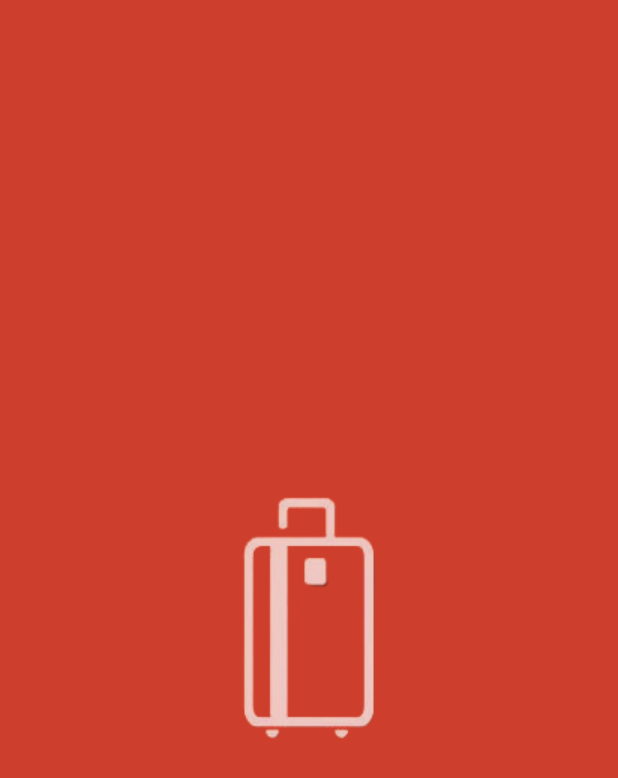
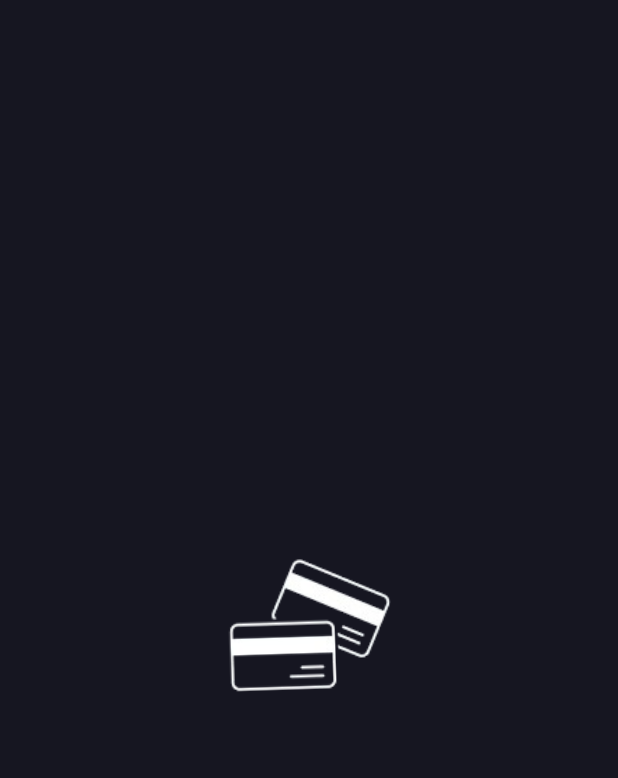
Before and after one commit to jakansha2001/card_trail, a Flutter app: the SplashScreen screen opened directly, on a phone screen of 412 x 824 dp. Shown: the top 778 px of the screen. Run offline on Flutter 3.47's test engine with Material 3 defaults, Android fonts, the phone set to English and light mode, and no system bars; our stand-ins replace get, google_fonts.

Commit message:
chore: add animation in splash screen

```diff
--- a/lib/controllers/splash_conroller.dart
+++ b/lib/controllers/splash_conroller.dart
@@ -12,7 +12,7 @@ class SplashController extends GetxController
     super.onInit();
     // Initialize the animation controller
     animationController = AnimationController(
-      duration: const Duration(seconds: 3),
+      duration: const Duration(seconds: 2),
       vsync: this,
     )..forward();
 
@@ -22,7 +22,7 @@ class SplashController extends GetxController
     );
 
     // Navigate to HomeScreen after animation
-    Future.delayed(const Duration(seconds: 4), () {
+    Future.delayed(const Duration(seconds: 3), () {
       Get.off(() => MainScreen());
     });
   }
--- a/lib/core/constants/app_colors.dart
+++ b/lib/core/constants/app_colors.dart
@@ -1,5 +1,5 @@
 import 'package:flutter/material.dart';
 
 abstract class AppColors {
-  static const splashBackground = Color(0xFFCD3F2C);
+  static const splashBackground = Color(0xff161621);
 }
--- a/lib/splash_screen.dart
+++ b/lib/splash_screen.dart
@@ -14,9 +14,13 @@ class SplashScreen extends StatelessWidget {
     return Scaffold(
       backgroundColor: AppColors.splashBackground,
       body: Center(
-        child: FadeTransition(
-          opacity: splashController.animation, // Use the controller's animation
-          child: Image.asset('assets/images/scapia.png'),
+        child: ScaleTransition(
+          scale: splashController.animation, // Use the controller's animation
+          child: RotationTransition(
+            turns: Tween(begin: 0.0, end: 1.0).animate(splashController.animation),
+            child: Image.asset('assets/images/splash_card.png',width: 200,
+            height: 200,),
+          ),
         ),
       ),
     );
--- a/pubspec.yaml
+++ b/pubspec.yaml
@@ -75,7 +75,7 @@ flutter:
   #         weight: 700
 flutter_native_splash:
   color: "#CD3F2C"
-  image: assets/images/scapia.png
+  image: assets/images/splash_card.png
   android: true
   ios: true
   web: false
```
Also changed, not shown: assets/images/splash_card.png (added).
